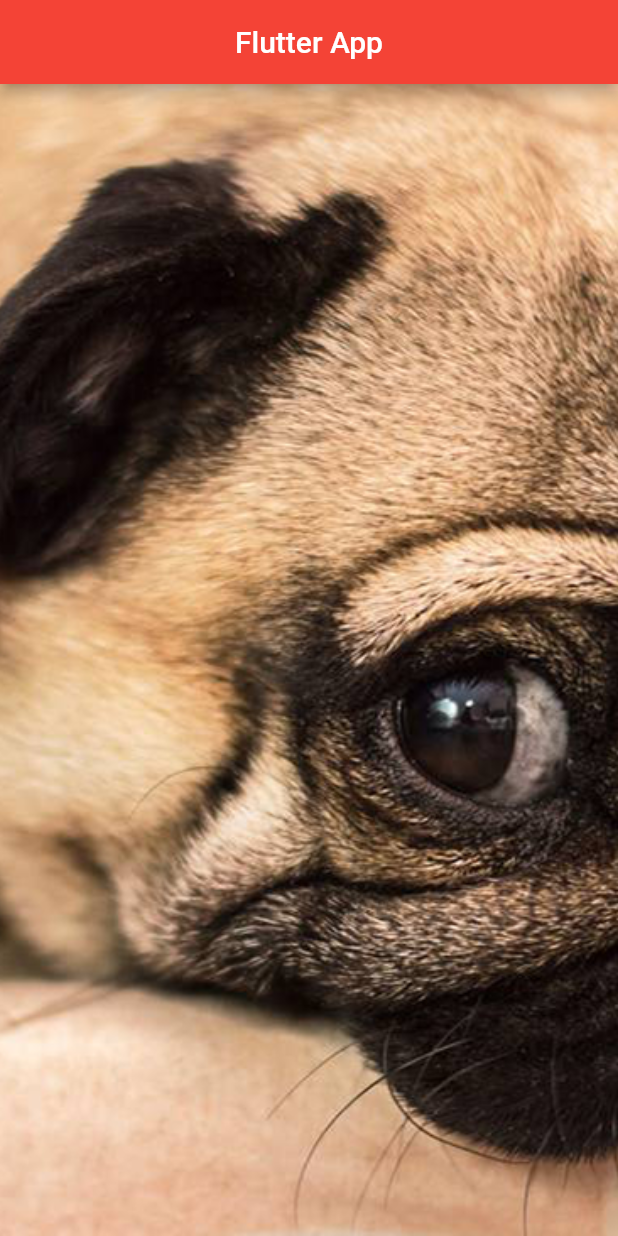
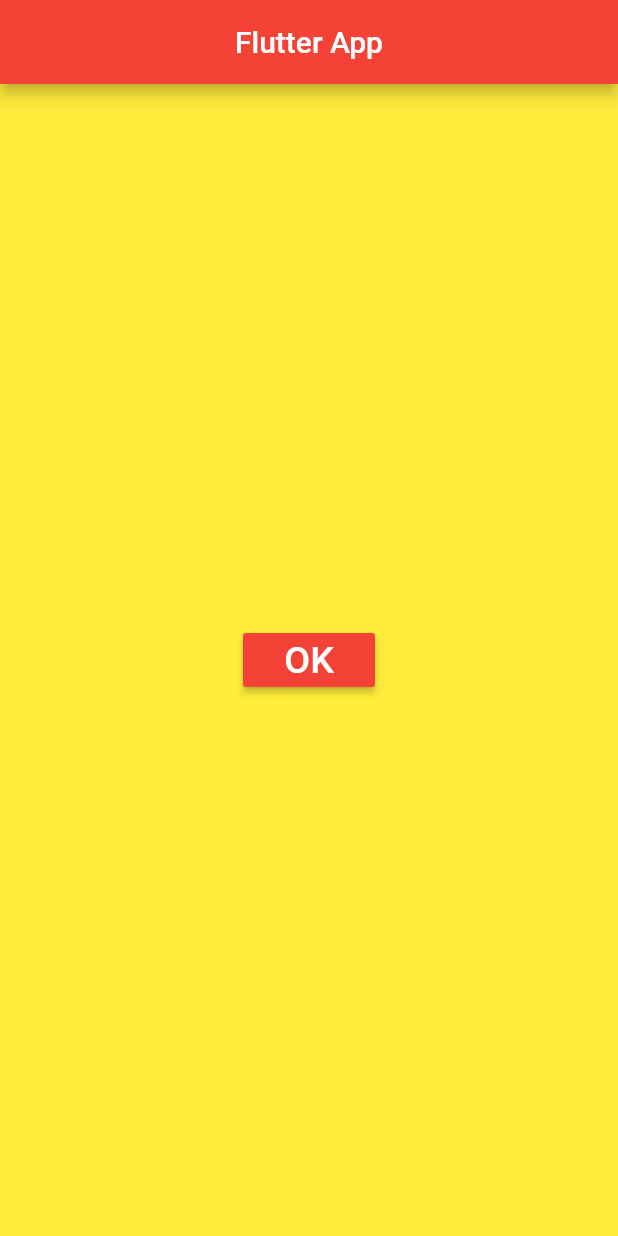
Before and after one commit to GabriellBP/flutter_app, a Flutter app: the screen it shows after launch, on a phone screen of 412 x 824 dp. Run offline on Flutter 3.47's test engine with Material 2 defaults, Android fonts, the phone set to English and light mode, and no system bars.

Commit message:
working with buttons

```diff
--- a/lib/pages/home_page.dart
+++ b/lib/pages/home_page.dart
@@ -17,10 +17,28 @@ class HomePage extends StatelessWidget {
   _body() {
     return Container(
       color: Colors.yellow,
-      child: SizedBox.expand(
-        child: _img(),
+      child: Center(
+        child: _button(),
       )
     );
+  }
+
+  _button(){
+    return RaisedButton(
+      onPressed: _onClickOk,
+      color: Colors.red,
+      child: Text(
+        "OK",
+        style: TextStyle(
+          fontSize: 25,
+          color: Colors.white,
+        ),
+      ),
+    );
+  }
+
+  _onClickOk() {
+    print("Button pressed");
   }
 
   _img() {
```
